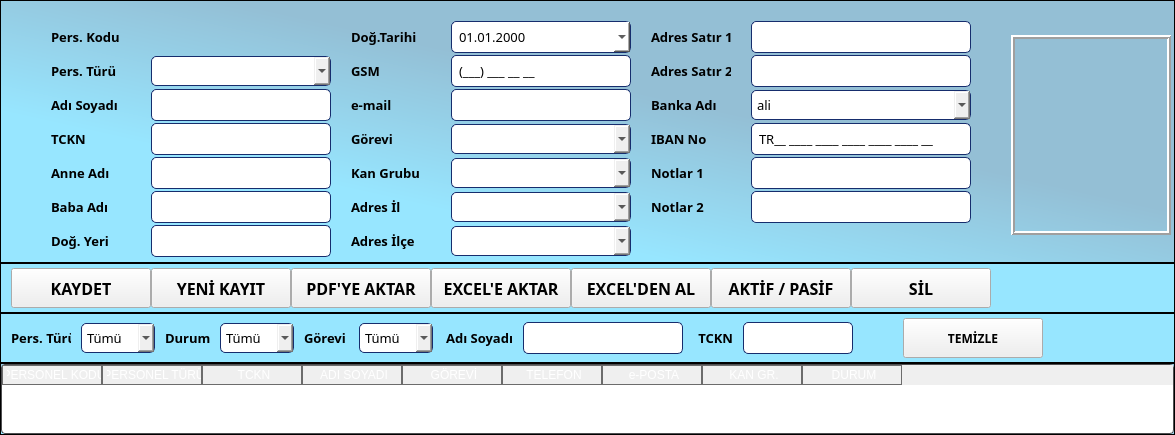
The window that ui/ui_files/employees_window.ui (AyhanErcan70/SATTUP) describes before a commit, drawn with Qt 5.
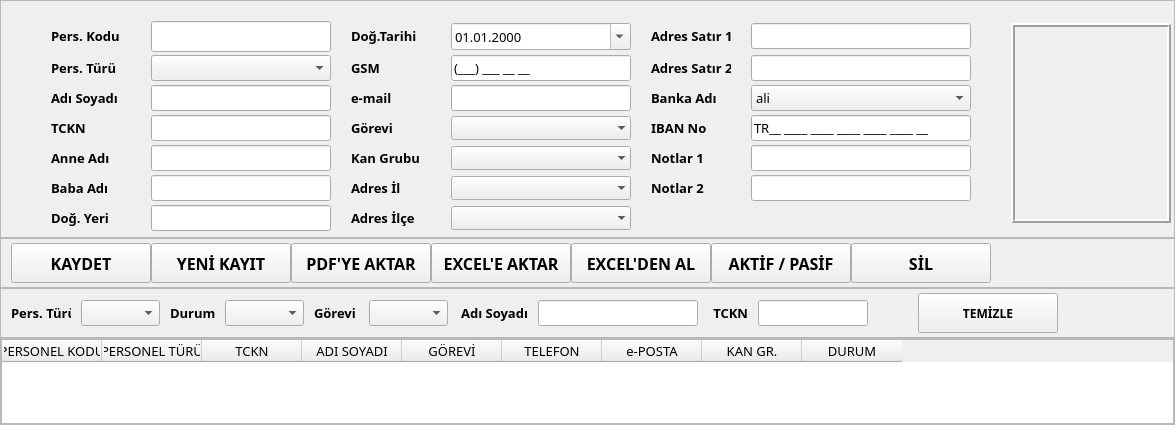
The same window after the commit. Icons and pictures are not drawn.

Patch:
```diff
--- a/ui/ui_files/employees_window.ui
+++ b/ui/ui_files/employees_window.ui
@@ -14,86 +14,7 @@
    <string>Form</string>
   </property>
   <property name="styleSheet">
-   <string notr="true">QFrame#top_frame, QFrame#bottom_frame{
-background-color: qlineargradient(spread:pad, x1:0, y1:1, x2:1, y2:0, stop:0.287234 rgba(151, 230, 255, 255), stop:0.595745 rgba(148, 191, 213, 255));}
-
-QFrame#middle_n_frame, QFrame#middle_s_frame{
-background-color: qlineargradient(spread:pad, x1:0, y1:1, x2:1, y2:0, stop:0.287234 rgba(151, 230, 255, 255), stop:0.595745 rgba(151, 230, 255, 255));}
-
-QLineEdit#txt_personel_kodu{
-border: none;
-background-color:transparent;
-font-family: &quot;Nesatho&quot;;
-font-weight: bold;
-font-size: 12pt;
-text-align: center;
-color:#df141e;
-}
-QLineEdit, QDateEdit{
-background-color:#fff;
-border: 1px solid #162D6D;
-border-radius: 5px;
-min-height:30px;
-max-height: 30px;
-padding-left: 5px;
-}
-QComboBox {border: 1px solid #162d6d;
-min-height:28px;
-max-height: 28px;
-padding-left: 5px;
-border-radius: 5px; }
-QLineEdit:focus, QComboBox:focus, QDateEdit:focus{
-background-color:#ffffce;
-}
-QLabel{background-color:none;
-font-weight: bold;}
-
-/*QPushButton#btn_kaydet, QPushButton#btn_yeni, QPushButton#btn_sil, QPushButton#btn_excele_aktar, QPushButton#btn_pdfye_aktar, QPushButton#btn_excel_yukle, QPushButton#btn_yeni, QPushButton#btn_aktifpasif,  QPushButton#btn_temizle_f{
-background-color: #288EB2;
-color: #162D6D;
-font-size: 14px;
-min-widht:140px;
-min-height:40px;
-}*/
-/* Tablonun Genel Çerçevesi */
-QTableWidget {
-    background-color: #ffffff;
-    alternate-background-color: #cfd0d1; /* Zebra satır rengi */
-    gridline-color: #96999c;             /* Hücre çizgisi rengi */
-    border: 1px solid #4e4e50;
-    border-radius: 4px;
-    font-family: &quot;DaltonaPro&quot;;       /* Veya yeni yüklediğin font adı */
-    outline: 0;                          /* Seçimdeki kesikli çizgiyi kaldırır */
-}
-
-QHeaderView::section {
-    background-color: qlineargradient(x1:0, y1:0, x2:0, y2:1,
-                                      stop:0 #2246AA, stop: 0.5 #1A3580,
-                                      stop: 0.6 #162d6d, stop:1 #20409c);
-    color: white;
-    padding-left: 4px;
-    border: 1px solid #6c6c6c;
-}
-
-
-/* Hücreler */
-QTableWidget::item {
-    padding: 5px;
-    border-bottom: 1px solid #757779;
-}
-
-/* Satır Seçildiğinde */
-QTableWidget::item:selected {
-    background-color: #e1f5fe;
-    color: #162D6D;
-    border-left: 3px solid #01c4ff;      /* Seçili satıra sol vurgu */
-}
-
-/* Köşe Bölgesi (Sol üst boşluk) */
-QTableWidget QTableCornerButton::section {
-    background-color: #162D6D;
-    border: none;
-}</string>
+   <string notr="true"/>
   </property>
   <layout class="QGridLayout" name="gridLayout_8" rowstretch="0,0,0,1">
    <property name="leftMargin">
@@ -262,13 +183,13 @@
           <property name="minimumSize">
            <size>
             <width>0</width>
-            <height>30</height>
+            <height>0</height>
            </size>
           </property>
           <property name="maximumSize">
            <size>
             <width>180</width>
-            <height>30</height>
+            <height>16777215</height>
            </size>
           </property>
           <property name="font">
@@ -298,13 +219,13 @@
           <property name="minimumSize">
            <size>
             <width>220</width>
-            <height>32</height>
+            <height>0</height>
            </size>
           </property>
           <property name="maximumSize">
            <size>
             <width>220</width>
-            <height>32</height>
+            <height>16777215</height>
            </size>
           </property>
           <property name="font">
@@ -328,13 +249,13 @@
           <property name="minimumSize">
            <size>
             <width>180</width>
-            <height>32</height>
+            <height>0</height>
            </size>
           </property>
           <property name="maximumSize">
            <size>
             <width>180</width>
-            <height>32</height>
+            <height>16777215</height>
            </size>
           </property>
           <property name="font">
@@ -358,13 +279,13 @@
           <property name="minimumSize">
            <size>
             <width>180</width>
-            <height>32</height>
+            <height>0</height>
            </size>
           </property>
           <property name="maximumSize">
            <size>
             <width>180</width>
-            <height>32</height>
+            <height>16777215</height>
            </size>
           </property>
           <property name="font">
@@ -395,13 +316,13 @@
           <property name="minimumSize">
            <size>
             <width>0</width>
-            <height>30</height>
+            <height>0</height>
            </size>
           </property>
           <property name="maximumSize">
            <size>
             <width>220</width>
-            <height>30</height>
+            <height>16777215</height>
            </size>
           </property>
           <property name="font">
@@ -559,13 +480,13 @@
           <property name="minimumSize">
            <size>
             <width>180</width>
-            <height>30</height>
+            <height>0</height>
            </size>
           </property>
           <property name="maximumSize">
            <size>
             <width>180</width>
-            <height>30</height>
+            <height>16777215</height>
            </size>
           </property>
           <property name="font">
@@ -711,7 +632,7 @@
           <property name="maximumSize">
            <size>
             <width>180</width>
-            <height>30</height>
+            <height>16777215</height>
            </size>
           </property>
           <property name="font">
@@ -738,13 +659,13 @@
           <property name="minimumSize">
            <size>
             <width>220</width>
-            <height>32</height>
+            <height>0</height>
            </size>
           </property>
           <property name="maximumSize">
            <size>
             <width>220</width>
-            <height>32</height>
+            <height>16777215</height>
            </size>
           </property>
           <property name="font">
@@ -804,13 +725,13 @@
           <property name="minimumSize">
            <size>
             <width>220</width>
-            <height>32</height>
+            <height>0</height>
            </size>
           </property>
           <property name="maximumSize">
            <size>
             <width>220</width>
-            <height>32</height>
+            <height>16777215</height>
            </size>
           </property>
           <property name="font">
@@ -876,13 +797,13 @@
           <property name="minimumSize">
            <size>
             <width>180</width>
-            <height>32</height>
+            <height>0</height>
            </size>
           </property>
           <property name="maximumSize">
            <size>
             <width>180</width>
-            <height>32</height>
+            <height>16777215</height>
            </size>
           </property>
           <property name="font">
@@ -1016,13 +937,13 @@
           <property name="minimumSize">
            <size>
             <width>0</width>
-            <height>30</height>
+            <height>0</height>
            </size>
           </property>
           <property name="maximumSize">
            <size>
             <width>180</width>
-            <height>30</height>
+            <height>16777215</height>
            </size>
           </property>
           <property name="font">
@@ -1089,13 +1010,13 @@
           <property name="minimumSize">
            <size>
             <width>220</width>
-            <height>32</height>
+            <height>0</height>
            </size>
           </property>
           <property name="maximumSize">
            <size>
             <width>220</width>
-            <height>32</height>
+            <height>16777215</height>
            </size>
           </property>
           <property name="font">
@@ -1155,13 +1076,13 @@
           <property name="minimumSize">
            <size>
             <width>180</width>
-            <height>32</height>
+            <height>0</height>
            </size>
           </property>
           <property name="maximumSize">
            <size>
             <width>180</width>
-            <height>32</height>
+            <height>16777215</height>
            </size>
           </property>
           <property name="font">
@@ -1273,13 +1194,13 @@
           <property name="minimumSize">
            <size>
             <width>0</width>
-            <height>30</height>
+            <height>0</height>
            </size>
           </property>
           <property name="maximumSize">
            <size>
             <width>180</width>
-            <height>30</height>
+            <height>16777215</height>
            </size>
           </property>
           <property name="font">
@@ -1345,13 +1266,13 @@
           <property name="minimumSize">
            <size>
             <width>220</width>
-            <height>32</height>
+            <height>0</height>
            </size>
           </property>
           <property name="maximumSize">
            <size>
             <width>220</width>
-            <height>32</height>
+            <height>16777215</height>
            </size>
           </property>
           <property name="font">
@@ -1448,13 +1369,13 @@
           <property name="minimumSize">
            <size>
             <width>0</width>
-            <height>30</height>
+            <height>0</height>
            </size>
           </property>
           <property name="maximumSize">
            <size>
             <width>180</width>
-            <height>30</height>
+            <height>16777215</height>
            </size>
           </property>
           <property name="font">
@@ -1485,13 +1406,13 @@
           <property name="minimumSize">
            <size>
             <width>180</width>
-            <height>32</height>
+            <height>0</height>
            </size>
           </property>
           <property name="maximumSize">
            <size>
             <width>180</width>
-            <height>32</height>
+            <height>16777215</height>
            </size>
           </property>
           <property name="font">
@@ -1552,13 +1473,13 @@
           <property name="minimumSize">
            <size>
             <width>180</width>
-            <height>32</height>
+            <height>0</height>
            </size>
           </property>
           <property name="maximumSize">
            <size>
             <width>180</width>
-            <height>32</height>
+            <height>16777215</height>
            </size>
           </property>
           <property name="font">
@@ -1582,13 +1503,13 @@
           <property name="minimumSize">
            <size>
             <width>180</width>
-            <height>32</height>
+            <height>0</height>
            </size>
           </property>
           <property name="maximumSize">
            <size>
             <width>180</width>
-            <height>32</height>
+            <height>16777215</height>
            </size>
           </property>
           <property name="font">
@@ -1612,13 +1533,13 @@
           <property name="minimumSize">
            <size>
             <width>180</width>
-            <height>32</height>
+            <height>0</height>
            </size>
           </property>
           <property name="maximumSize">
            <size>
             <width>180</width>
-            <height>32</height>
+            <height>16777215</height>
            </size>
           </property>
           <property name="font">
@@ -2000,13 +1921,13 @@
           <property name="minimumSize">
            <size>
             <width>0</width>
-            <height>30</height>
+            <height>0</height>
            </size>
           </property>
           <property name="maximumSize">
            <size>
             <width>150</width>
-            <height>30</height>
+            <height>16777215</height>
            </size>
           </property>
           <property name="sizeIncrement">
@@ -2039,13 +1960,13 @@
           <property name="minimumSize">
            <size>
             <width>110</width>
-            <height>32</height>
+            <height>0</height>
            </size>
           </property>
           <property name="maximumSize">
            <size>
             <width>110</width>
-            <height>32</height>
+            <height>16777215</height>
            </size>
           </property>
           <property name="font">
@@ -2222,13 +2143,13 @@
           <property name="minimumSize">
            <size>
             <width>0</width>
-            <height>30</height>
+            <height>0</height>
            </size>
           </property>
           <property name="maximumSize">
            <size>
             <width>100</width>
-            <height>30</height>
+            <height>16777215</height>
            </size>
           </property>
           <property name="sizeIncrement">
@@ -2261,13 +2182,13 @@
           <property name="minimumSize">
            <size>
             <width>160</width>
-            <height>32</height>
+            <height>0</height>
            </size>
           </property>
           <property name="maximumSize">
            <size>
             <width>160</width>
-            <height>32</height>
+            <height>16777215</height>
            </size>
           </property>
           <property name="font">
@@ -2359,13 +2280,13 @@
           <property name="minimumSize">
            <size>
             <width>0</width>
-            <height>30</height>
+            <height>0</height>
            </size>
           </property>
           <property name="maximumSize">
            <size>
             <width>80</width>
-            <height>30</height>
+            <height>16777215</height>
            </size>
           </property>
           <property name="sizeIncrement">
```
